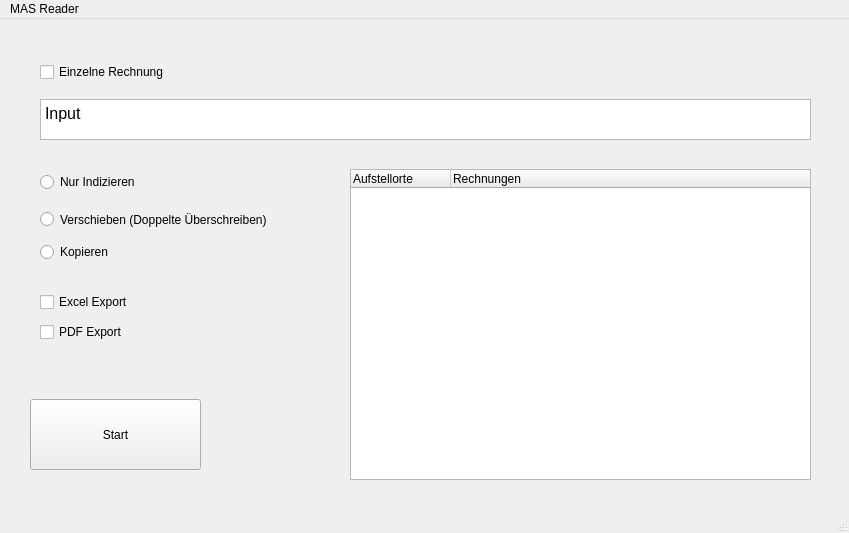
Soulchemist97/MAS-3tech-Reader, file GUI/form.ui: the form before one commit.
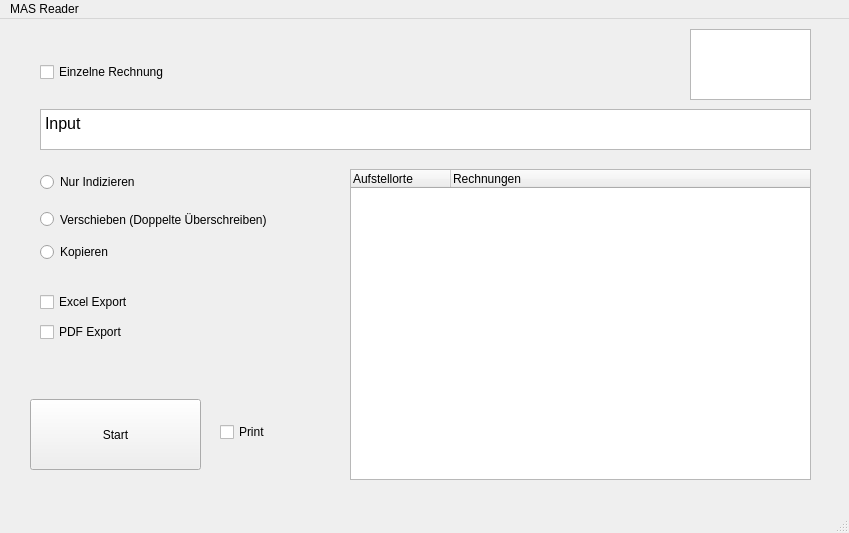
The form after the commit.

Commit message: GUI erste Verknüpfung, aber noch keine Funktion

The edit to the form file:
```diff
--- a/GUI/form.ui
+++ b/GUI/form.ui
@@ -116,7 +116,7 @@
     <property name="geometry">
      <rect>
       <x>40</x>
-      <y>80</y>
+      <y>90</y>
       <width>771</width>
       <height>41</height>
      </rect>
@@ -142,6 +142,29 @@
      <string>Einzelne Rechnung</string>
     </property>
    </widget>
+   <widget class="QGraphicsView" name="LogoBox">
+    <property name="geometry">
+     <rect>
+      <x>690</x>
+      <y>10</y>
+      <width>121</width>
+      <height>71</height>
+     </rect>
+    </property>
+   </widget>
+   <widget class="QCheckBox" name="PrintBox">
+    <property name="geometry">
+     <rect>
+      <x>220</x>
+      <y>400</y>
+      <width>61</width>
+      <height>26</height>
+     </rect>
+    </property>
+    <property name="text">
+     <string>Print</string>
+    </property>
+   </widget>
   </widget>
   <widget class="QMenuBar" name="menubar">
    <property name="geometry">
```
The commit also changes 3 other files.
